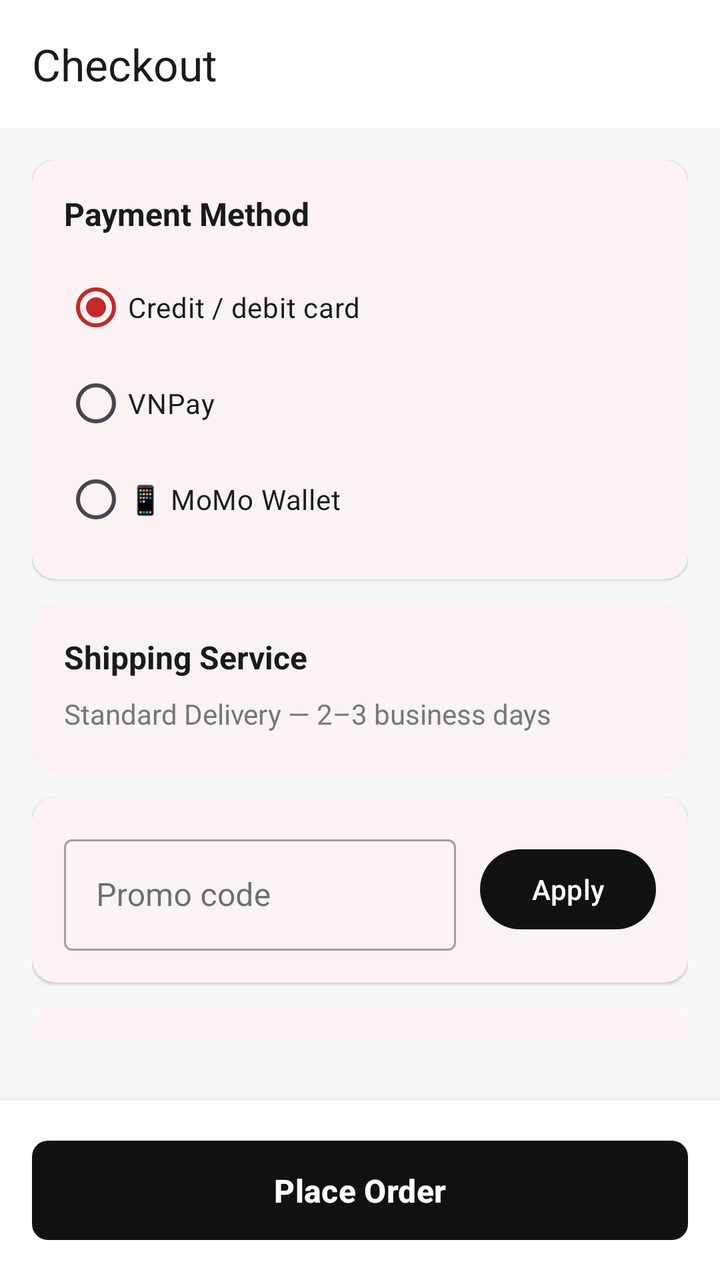
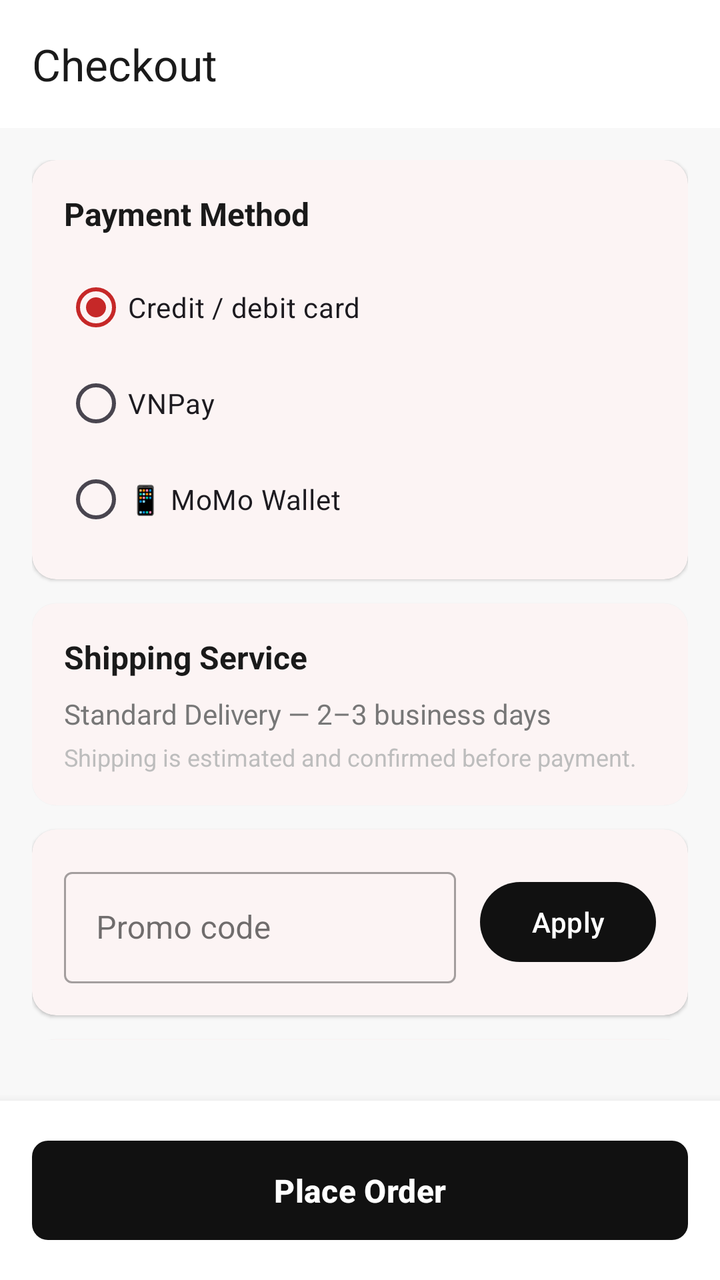

An Android layout rendered at two revisions. The XML below is the earlier revision; the diff shows what the commit changed to produce the second picture.
<!-- AndroidManifest.xml: application theme Theme.TirTirMCommerce -->
<!-- res/layout/activity_checkout.xml -->
<?xml version="1.0" encoding="utf-8"?>
<androidx.coordinatorlayout.widget.CoordinatorLayout xmlns:android="http://schemas.android.com/apk/res/android"
    xmlns:app="http://schemas.android.com/apk/res-auto"
    android:layout_width="match_parent"
    android:layout_height="match_parent"
    android:background="@color/tirtir_off_white">

    <com.google.android.material.appbar.AppBarLayout
        android:layout_width="match_parent"
        android:layout_height="wrap_content"
        android:background="@android:color/white"
        app:elevation="2dp">

        <androidx.appcompat.widget.Toolbar
            android:id="@+id/toolbarCheckout"
            android:layout_width="match_parent"
            android:layout_height="?attr/actionBarSize"
            app:title="@string/checkout_title"
            app:titleTextColor="@color/tirtir_black_cover" />
    </com.google.android.material.appbar.AppBarLayout>

    <androidx.core.widget.NestedScrollView
        android:layout_width="match_parent"
        android:layout_height="match_parent"
        android:paddingBottom="120dp"
        app:layout_behavior="@string/appbar_scrolling_view_behavior">

        <LinearLayout
            android:layout_width="match_parent"
            android:layout_height="wrap_content"
            android:orientation="vertical"
            android:padding="16dp">

            
            <com.google.android.material.card.MaterialCardView
                android:id="@+id/cvLoyaltyBadge"
                android:layout_width="match_parent"
                android:layout_height="wrap_content"
                android:layout_marginBottom="12dp"
                app:cardBackgroundColor="@color/tirtir_red_surface"
                app:cardCornerRadius="12dp"
                app:cardElevation="0dp"
                android:visibility="gone">
                <TextView
                    android:layout_width="match_parent"
                    android:layout_height="wrap_content"
                    android:padding="12dp"
                    android:text="Loyalty bonus: 2x points"
                    android:textColor="@color/tirtir_red_primary"
                    android:textStyle="bold"
                    android:gravity="center" />
            </com.google.android.material.card.MaterialCardView>

            
            <com.google.android.material.card.MaterialCardView
                android:id="@+id/cardPromoCode"
                android:layout_width="match_parent"
                android:layout_height="wrap_content"
                android:layout_marginBottom="12dp"
                app:cardCornerRadius="12dp"
                app:cardElevation="1dp"
                app:strokeWidth="0dp"
                android:visibility="gone">

                <LinearLayout
                    android:layout_width="match_parent"
                    android:layout_height="wrap_content"
                    android:orientation="vertical"
                    android:padding="16dp">

                    <TextView
                        android:layout_width="wrap_content"
                        android:layout_height="wrap_content"
                        android:text="@string/checkout_shipping_address"
                        android:textSize="16sp"
                        android:textStyle="bold"
                        android:textColor="@color/tirtir_black_cover"
                        android:layout_marginBottom="12dp" />

                    <com.google.android.material.textfield.TextInputLayout
                        android:id="@+id/tilFullName"
                        android:layout_width="match_parent"
                        android:layout_height="wrap_content"
                        android:hint="@string/hint_checkout_full_name"
                        style="@style/Widget.MaterialComponents.TextInputLayout.OutlinedBox"
                        android:layout_marginBottom="10dp">
                        <com.google.android.material.textfield.TextInputEditText
                            android:id="@+id/etFullName"
                            android:layout_width="match_parent"
                            android:layout_height="wrap_content"
                            android:inputType="textPersonName" />
                    </com.google.android.material.textfield.TextInputLayout>

                    <com.google.android.material.textfield.TextInputLayout
                        android:id="@+id/tilPhone"
                        android:layout_width="match_parent"
                        android:layout_height="wrap_content"
                        android:hint="@string/hint_checkout_phone"
                        style="@style/Widget.MaterialComponents.TextInputLayout.OutlinedBox"
                        android:layout_marginBottom="10dp">
                        <com.google.android.material.textfield.TextInputEditText
                            android:id="@+id/etPhone"
                            android:layout_width="match_parent"
                            android:layout_height="wrap_content"
                            android:inputType="phone" />
                    </com.google.android.material.textfield.TextInputLayout>

                    <com.google.android.material.textfield.TextInputLayout
                        android:id="@+id/tilStreet"
                        android:layout_width="match_parent"
                        android:layout_height="wrap_content"
                        android:hint="@string/hint_checkout_street"
                        style="@style/Widget.MaterialComponents.TextInputLayout.OutlinedBox"
                        android:layout_marginBottom="10dp">
                        <com.google.android.material.textfield.TextInputEditText
                            android:id="@+id/etStreet"
                            android:layout_width="match_parent"
                            android:layout_height="wrap_content"
                            android:inputType="textPostalAddress" />
                    </com.google.android.material.textfield.TextInputLayout>

                    <com.google.android.material.textfield.TextInputLayout
                        android:id="@+id/tilProvince"
                        android:layout_width="match_parent"
                        android:layout_height="wrap_content"
                        android:hint="Tỉnh / Thành phố"
                        style="@style/Widget.MaterialComponents.TextInputLayout.OutlinedBox.ExposedDropdownMenu"
                        android:layout_marginBottom="10dp">
                        <AutoCompleteTextView
                            android:id="@+id/actvProvince"
                            android:layout_width="match_parent"
                            android:layout_height="wrap_content"
                            android:inputType="none" />
                    </com.google.android.material.textfield.TextInputLayout>

                    <LinearLayout
                        android:layout_width="match_parent"
                        android:layout_height="wrap_content"
                        android:orientation="horizontal"
                        android:layout_marginBottom="10dp">

                        <com.google.android.material.textfield.TextInputLayout
                            android:id="@+id/tilDistrict"
                            android:layout_width="0dp"
                            android:layout_height="wrap_content"
                            android:layout_weight="1"
                            android:hint="Quận / Huyện"
                            android:layout_marginEnd="6dp"
                            style="@style/Widget.MaterialComponents.TextInputLayout.OutlinedBox.ExposedDropdownMenu">
                            <AutoCompleteTextView
                                android:id="@+id/actvDistrict"
                                android:layout_width="match_parent"
                                android:layout_height="wrap_content"
                                android:inputType="none" />
                        </com.google.android.material.textfield.TextInputLayout>

                        <com.google.android.material.textfield.TextInputLayout
                            android:id="@+id/tilWard"
                            android:layout_width="0dp"
                            android:layout_height="wrap_content"
                            android:layout_weight="1"
                            android:hint="Phường / Xã"
                            android:layout_marginStart="6dp"
                            style="@style/Widget.MaterialComponents.TextInputLayout.OutlinedBox.ExposedDropdownMenu">
                            <AutoCompleteTextView
                                android:id="@+id/actvWard"
                                android:layout_width="match_parent"
                                android:layout_height="wrap_content"
                                android:inputType="none" />
                        </com.google.android.material.textfield.TextInputLayout>
                    </LinearLayout>

                    <com.google.android.material.textfield.TextInputLayout
                        android:id="@+id/tilNote"
                        android:layout_width="match_parent"
                        android:layout_height="wrap_content"
                        android:hint="@string/hint_checkout_note"
                        style="@style/Widget.MaterialComponents.TextInputLayout.OutlinedBox">
                        <com.google.android.material.textfield.TextInputEditText
                            android:id="@+id/etNote"
                            android:layout_width="match_parent"
                            android:layout_height="wrap_content"
                            android:inputType="textMultiLine"
                            android:minLines="2" />
                    </com.google.android.material.textfield.TextInputLayout>

                </LinearLayout>
            </com.google.android.material.card.MaterialCardView>

            
            <com.google.android.material.card.MaterialCardView
                android:layout_width="match_parent"
                android:layout_height="wrap_content"
                android:layout_marginBottom="12dp"
                app:cardCornerRadius="12dp"
                app:cardElevation="1dp"
                app:strokeWidth="0dp">

                <LinearLayout
                    android:layout_width="match_parent"
                    android:layout_height="wrap_content"
                    android:orientation="vertical"
                    android:padding="16dp">

                    <TextView
                        android:layout_width="wrap_content"
                        android:layout_height="wrap_content"
                        android:text="@string/checkout_payment_method"
                        android:textSize="16sp"
                        android:textStyle="bold"
                        android:textColor="@color/tirtir_black_cover"
                        android:layout_marginBottom="12dp" />

                    <RadioGroup
                        android:id="@+id/rgPaymentMethod"
                        android:layout_width="match_parent"
                        android:layout_height="wrap_content"
                        android:orientation="vertical">

                        <RadioButton
                            android:id="@+id/rbCOD"
                            android:layout_width="match_parent"
                            android:layout_height="wrap_content"
                            android:text="Credit / debit card"
                            android:textSize="14sp"
                            android:paddingVertical="8dp"
                            android:checked="true" />

                        <RadioButton
                            android:id="@+id/rbBankTransfer"
                            android:layout_width="match_parent"
                            android:layout_height="wrap_content"
                            android:text="VNPay"
                            android:textSize="14sp"
                            android:paddingVertical="8dp" />

                        <RadioButton
                            android:id="@+id/rbMomo"
                            android:layout_width="match_parent"
                            android:layout_height="wrap_content"
                            android:text="@string/payment_momo"
                            android:textSize="14sp"
                            android:paddingVertical="8dp" />

                    </RadioGroup>

                </LinearLayout>
            </com.google.android.material.card.MaterialCardView>

            
            <com.google.android.material.card.MaterialCardView
                android:layout_width="match_parent"
                android:layout_height="wrap_content"
                android:layout_marginBottom="12dp"
                app:cardCornerRadius="12dp"
                app:cardElevation="1dp"
                app:strokeWidth="0dp">

                <LinearLayout
                    android:layout_width="match_parent"
                    android:layout_height="wrap_content"
                    android:orientation="vertical"
                    android:padding="16dp">

                    <TextView
                        android:layout_width="wrap_content"
                        android:layout_height="wrap_content"
                        android:text="@string/checkout_shipping_service"
                        android:textSize="16sp"
                        android:textStyle="bold"
                        android:textColor="@color/tirtir_black_cover"
                        android:layout_marginBottom="8dp" />

                    <TextView
                        android:id="@+id/tvShippingService"
                        android:layout_width="match_parent"
                        android:layout_height="wrap_content"
                        android:text="@string/checkout_shipping_standard"
                        android:textSize="14sp"
                        android:textColor="@color/tirtir_text_secondary" />

                    <TextView
                        android:text="@string/checkout_shipping_pending_note"
                        android:textSize="12sp"
                        android:textColor="@color/tirtir_silver_gray"
                        android:layout_marginTop="4dp" />
                </LinearLayout>
            </com.google.android.material.card.MaterialCardView>

            
            <com.google.android.material.card.MaterialCardView
                android:layout_width="match_parent"
                android:layout_height="wrap_content"
                android:layout_marginBottom="12dp"
                app:cardCornerRadius="12dp"
                app:cardElevation="1dp"
                app:strokeWidth="0dp">

                <LinearLayout
                    android:layout_width="match_parent"
                    android:layout_height="wrap_content"
                    android:orientation="horizontal"
                    android:padding="16dp"
                    android:gravity="center_vertical">

                    <com.google.android.material.textfield.TextInputLayout
                        android:layout_width="0dp"
                        android:layout_height="wrap_content"
                        android:layout_weight="1"
                        android:hint="Promo code"
                        style="@style/Widget.MaterialComponents.TextInputLayout.OutlinedBox">
                        <com.google.android.material.textfield.TextInputEditText
                            android:layout_width="match_parent"
                            android:layout_height="wrap_content"
                            android:inputType="textCapCharacters" />
                    </com.google.android.material.textfield.TextInputLayout>

                        <LinearLayout
                            android:layout_width="wrap_content"
                            android:layout_height="wrap_content"
                            android:orientation="vertical"
                            android:layout_marginStart="12dp">
                            
                            <com.google.android.material.button.MaterialButton
                                android:layout_width="wrap_content"
                                android:layout_height="wrap_content"
                                android:text="Apply"
                                app:backgroundTint="@color/tirtir_black" />
                                
                            <com.google.android.material.button.MaterialButton
                                android:id="@+id/btnRemoveVoucher"
                                style="@style/Widget.MaterialComponents.Button.TextButton"
                                android:layout_width="wrap_content"
                                android:layout_height="wrap_content"
                                android:text="Remove"
                                android:textColor="@color/tirtir_red_primary"
                                android:visibility="gone" />
                        </LinearLayout>
                    </LinearLayout>
                </com.google.android.material.card.MaterialCardView>

            
            <com.google.android.material.card.MaterialCardView
                android:layout_width="match_parent"
                android:layout_height="wrap_content"
                android:layout_marginBottom="12dp"
                app:cardCornerRadius="12dp"
                app:cardElevation="1dp"
                app:strokeWidth="0dp">

                <LinearLayout
                    android:layout_width="match_parent"
                    android:layout_height="wrap_content"
                    android:orientation="horizontal"
                    android:padding="16dp"
                    android:gravity="center_vertical">

                    <TextView
                        android:id="@+id/tvLoyaltyBalance"
                        android:layout_width="0dp"
                        android:layout_height="wrap_content"
                        android:layout_weight="1"
                        android:text="Loyalty Points"
                        android:textSize="14sp"
                        android:textColor="@color/tirtir_black_cover" />

                    <com.google.android.material.button.MaterialButton
                        android:id="@+id/btnRedeemPoints"
                        android:layout_width="wrap_content"
                        android:layout_height="wrap_content"
                        android:text="Dùng điểm"
                        style="@style/Widget.MaterialComponents.Button.OutlinedButton"
                        android:textColor="#E91E8C"
                        app:strokeColor="#E91E8C" />
                </LinearLayout>
            </com.google.android.material.card.MaterialCardView>

            
            <com.google.android.material.card.MaterialCardView
                android:layout_width="match_parent"
                android:layout_height="wrap_content"
                android:layout_marginBottom="8dp"
                app:cardCornerRadius="12dp"
                app:cardElevation="1dp"
                app:strokeWidth="0dp">

                <LinearLayout
                    android:layout_width="match_parent"
                    android:layout_height="wrap_content"
                    android:orientation="vertical"
                    android:padding="16dp">

                    <TextView
                        android:layout_width="wrap_content"
                        android:layout_height="wrap_content"
                        android:text="@string/checkout_order_summary"
                        android:textSize="16sp"
                        android:textStyle="bold"
                        android:textColor="@color/tirtir_black_cover"
                        android:layout_marginBottom="12dp" />

                    <LinearLayout
                        android:layout_width="match_parent"
                        android:layout_height="wrap_content"
                        android:orientation="horizontal"
                        android:layout_marginBottom="8dp">
                        <TextView
                            android:layout_width="0dp"
                            android:layout_height="wrap_content"
                            android:layout_weight="1"
                            android:text="@string/checkout_subtotal"
                            android:textSize="14sp"
                            android:textColor="@color/tirtir_text_secondary" />
                        <TextView
                            android:id="@+id/tvCheckoutSubtotal"
                            android:layout_width="wrap_content"
                            android:layout_height="wrap_content"
                            android:text="0 đ"
                            android:textSize="14sp"
                            android:textColor="@color/tirtir_black_cover" />
                    </LinearLayout>

                    <LinearLayout
                        android:layout_width="match_parent"
                        android:layout_height="wrap_content"
                        android:orientation="horizontal"
                        android:layout_marginBottom="8dp">
                        <TextView
                            android:layout_width="0dp"
                            android:layout_height="wrap_content"
                            android:layout_weight="1"
                            android:text="@string/checkout_shipping_fee"
                            android:textSize="14sp"
                            android:textColor="@color/tirtir_text_secondary" />
                        <TextView
                            android:id="@+id/tvCheckoutShipping"
                            android:layout_width="wrap_content"
                            android:layout_height="wrap_content"
                            android:text="30.000 đ"
                            android:textSize="14sp"
                            android:textColor="@color/tirtir_black_cover" />
                    </LinearLayout>

                    <LinearLayout
                        android:layout_width="match_parent"
                        android:layout_height="wrap_content"
                        android:orientation="horizontal"
                        android:layout_marginBottom="8dp">
                        <TextView
                            android:layout_width="0dp"
                            android:layout_height="wrap_content"
                            android:layout_weight="1"
                            android:text="Tax"
                            android:textSize="14sp"
                            android:textColor="@color/tirtir_text_secondary" />
                        <TextView
                            android:id="@+id/tvCheckoutTax"
                            android:layout_width="wrap_content"
                            android:layout_height="wrap_content"
                            android:text="0 đ"
                            android:textSize="14sp"
                            android:textColor="@color/tirtir_black_cover" />
                    </LinearLayout>

                    <View
                        android:layout_width="match_parent"
                        android:layout_height="1dp"
                        android:background="#EEEEEE"
                        android:layout_marginVertical="8dp" />

                    <LinearLayout
                        android:layout_width="match_parent"
                        android:layout_height="wrap_content"
                        android:orientation="horizontal">
                        <TextView
                            android:layout_width="0dp"
                            android:layout_height="wrap_content"
                            android:layout_weight="1"
                            android:text="@string/checkout_total"
                            android:textSize="16sp"
                            android:textStyle="bold"
                            android:textColor="@color/tirtir_black_cover" />
                        <TextView
                            android:id="@+id/tvCheckoutTotal"
                            android:layout_width="wrap_content"
                            android:layout_height="wrap_content"
                            android:text="0 đ"
                            android:textSize="16sp"
                            android:textStyle="bold"
                            android:textColor="@color/tirtir_black_cover" />
                    </LinearLayout>

                </LinearLayout>
            </com.google.android.material.card.MaterialCardView>

        </LinearLayout>
    </androidx.core.widget.NestedScrollView>

    
    <LinearLayout
        android:layout_width="match_parent"
        android:layout_height="wrap_content"
        android:layout_gravity="bottom"
        android:background="@color/tirtir_white"
        android:elevation="8dp"
        android:padding="16dp"
        android:orientation="vertical"
        android:gravity="center">

        <ProgressBar
            android:id="@+id/progressPlaceOrder"
            android:layout_width="32dp"
            android:layout_height="32dp"
            android:layout_marginBottom="8dp"
            android:indeterminateTint="@color/tirtir_red_primary"
            android:visibility="gone" />

        <com.google.android.material.button.MaterialButton
            android:id="@+id/btnPlaceOrder"
            android:layout_width="match_parent"
            android:layout_height="wrap_content"
            android:text="@string/btn_place_order"
            android:textColor="@color/tirtir_white"
            android:textSize="16sp"
            android:textStyle="bold"
            android:paddingVertical="14dp"
            app:backgroundTint="@color/tirtir_black"
            app:cornerRadius="8dp" />
    </LinearLayout>

</androidx.coordinatorlayout.widget.CoordinatorLayout>
<!-- resources referenced by this layout -->
<resources>
  <color name="tirtir_black">#111111</color>
  <color name="tirtir_black_cover">#1A1A1A</color>
  <color name="tirtir_off_white">#F8F8F8</color>
  <color name="tirtir_red_primary">#C62828</color>
  <color name="tirtir_red_surface">#FFEBEE</color>
  <color name="tirtir_silver_gray">#BDBDBD</color>
  <color name="tirtir_text_secondary">#777777</color>
  <color name="tirtir_white">#FFFFFF</color>
  <string name="btn_place_order">Place Order</string>
  <string name="checkout_order_summary">Order Summary</string>
  <string name="checkout_payment_method">Payment Method</string>
  <string name="checkout_shipping_address">Shipping Address</string>
  <string name="checkout_shipping_fee">Shipping</string>
  <string name="checkout_shipping_pending_note">Shipping is estimated and confirmed before payment.</string>
  <string name="checkout_shipping_service">Shipping Service</string>
  <string name="checkout_shipping_standard">Standard Delivery — 2–3 business days</string>
  <string name="checkout_subtotal">Subtotal</string>
  <string name="checkout_title">Checkout</string>
  <string name="checkout_total">Total</string>
  <string name="hint_checkout_full_name">Full Name</string>
  <string name="hint_checkout_note">Order Note (optional)</string>
  <string name="hint_checkout_phone">Phone Number</string>
  <string name="hint_checkout_street">Street Address</string>
  <string name="payment_momo">📱  MoMo Wallet</string>
  <style name="Theme.TirTirMCommerce" parent="Base.Theme.TirTirMCommerce" />
  <style name="Base.Theme.TirTirMCommerce" parent="Theme.Material3.DayNight.NoActionBar">
          
          <item name="colorPrimary">@color/tirtir_red_primary</item>
          <item name="colorPrimaryDark">@color/tirtir_red_dark</item>
          <item name="colorPrimaryContainer">@color/tirtir_red_surface</item>
  
          
          <item name="colorOnPrimary">@color/tirtir_white</item>
          <item name="colorOnPrimaryContainer">@color/tirtir_red_primary</item>
  
          
          <item name="colorSecondary">@color/tirtir_black</item>
          <item name="colorOnSecondary">@color/tirtir_white</item>
  
          
          <item name="colorSurface">@color/tirtir_white</item>
          <item name="colorOnSurface">@color/tirtir_black</item>
          <item name="colorSurfaceVariant">@color/tirtir_off_white</item>
  
          
          <item name="android:windowBackground">@color/tirtir_off_white</item>
          <item name="android:statusBarColor">@color/tirtir_white</item>
          <item name="android:windowLightStatusBar">true</item>
  
          
          <item name="colorError">@color/tirtir_error</item>
      </style>
  <color name="tirtir_red_dark">#8E0000</color>
  <color name="tirtir_error">#D32F2F</color>
</resources>

<!-- the commit's change to res/layout/activity_checkout.xml (unified diff, before → after) -->
@@ -280,6 +280,8 @@
                         android:textColor="@color/tirtir_text_secondary" />
 
                     <TextView
+                        android:layout_width="wrap_content"
+                        android:layout_height="wrap_content"
                         android:text="@string/checkout_shipping_pending_note"
                         android:textSize="12sp"
                         android:textColor="@color/tirtir_silver_gray"
